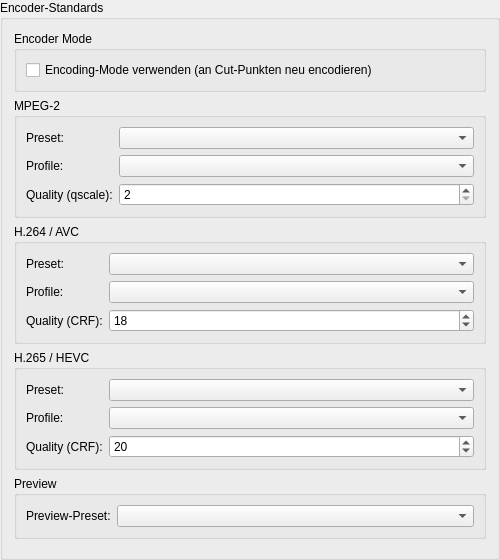
This is ui/ttcutsettingsencoderdefaults.ui in MINIXJR/TTCut-ng as Qt 5 draws it before an edit. The edited form follows.
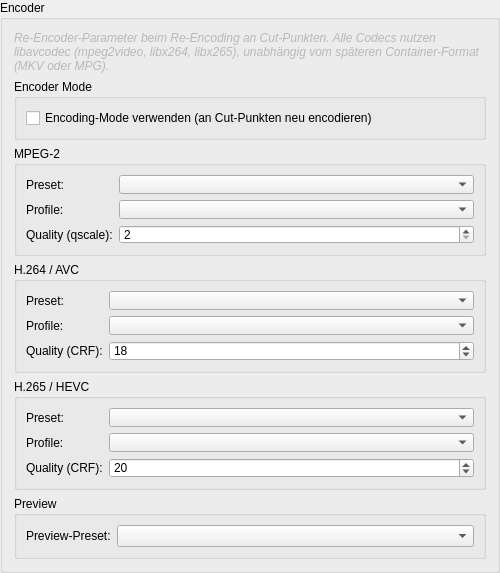
This is the edited form.

Commit message:
Settings UX: rename Encoder/Multiplexen, mplex vor MKV, Encoder-Hinweis
User-Feedback aus Test-Session:
  - "Encoder-Standards" → "Encoder" (Sidebar + Window-Title)
  - "Multiplexen-Standards" → "Multiplexen" (Sidebar + Window-Title)
  - Im Encoder-Tab: einleitendes Label klärt dass alle Re-Encoder
    libavcodec-basiert sind (mpeg2video / libx264 / libx265),
    unabhängig vom späteren Container.
  - Container-Optionen im Multiplexen-Tab: MPG-Sub-Gruppe vor MKV-
    Sub-Gruppe (MPG zuerst — älterer Container, MPEG-2-spezifisch).

What changed in the file:
```diff
--- a/ui/ttcutsettingsencoderdefaults.ui
+++ b/ui/ttcutsettingsencoderdefaults.ui
@@ -5,9 +5,18 @@
   <property name="geometry">
    <rect><x>0</x><y>0</y><width>500</width><height>560</height></rect>
   </property>
-  <property name="title"><string>Encoder-Standards</string></property>
+  <property name="title"><string>Encoder</string></property>
   <layout class="QVBoxLayout">
 
+   <!-- Description / scope hint -->
+   <item>
+    <widget class="QLabel" name="laEncoderDescription">
+     <property name="text"><string>Re-Encoder-Parameter beim Re-Encoding an Cut-Punkten. Alle Codecs nutzen libavcodec (mpeg2video, libx264, libx265), unabhängig vom späteren Container-Format (MKV oder MPG).</string></property>
+     <property name="wordWrap"><bool>true</bool></property>
+     <property name="styleSheet"><string notr="true">color: palette(mid); font-style: italic;</string></property>
+    </widget>
+   </item>
+
    <!-- Encoder Mode -->
    <item>
     <widget class="QGroupBox" name="gbEncoderMode">
```
The commit also changes 3 other files.
